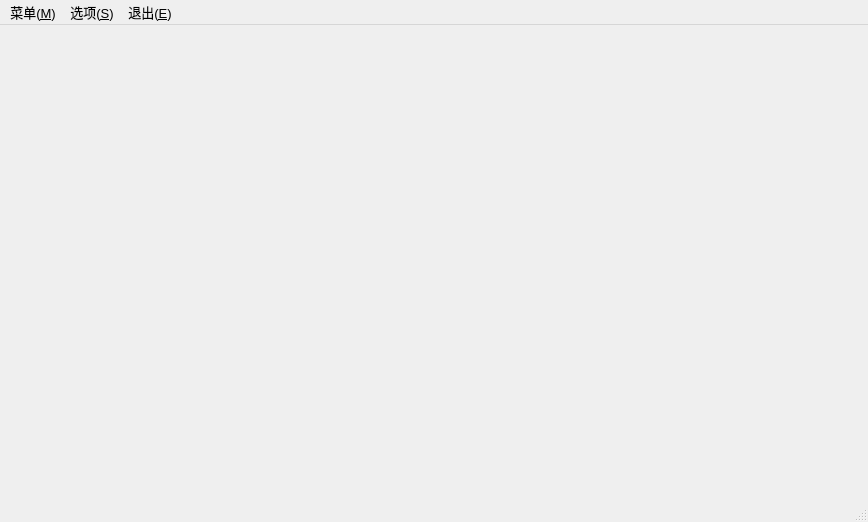
This is src/_APL/SimulateDataToolForm/simulatedatatoolform.ui in QmGohinn/DaDoeiamiSys as Qt 5 draws it before an edit. The edited form follows.
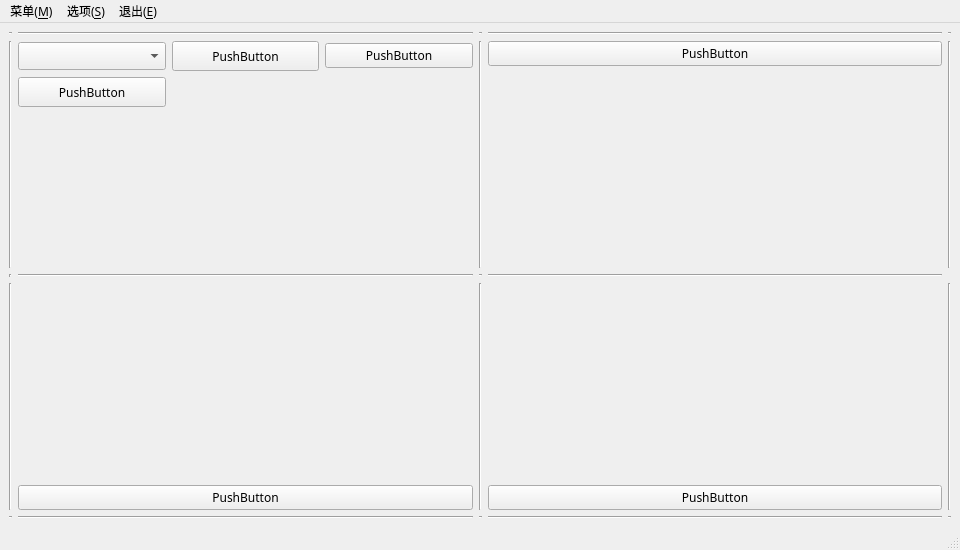
This is the edited form. Icons and pictures are not drawn.

What changed in the file:
```diff
--- a/src/_APL/SimulateDataToolForm/simulatedatatoolform.ui
+++ b/src/_APL/SimulateDataToolForm/simulatedatatoolform.ui
@@ -6,28 +6,334 @@
    <rect>
     <x>0</x>
     <y>0</y>
-    <width>868</width>
-    <height>522</height>
+    <width>960</width>
+    <height>550</height>
    </rect>
   </property>
+  <property name="minimumSize">
+   <size>
+    <width>960</width>
+    <height>550</height>
+   </size>
+  </property>
+  <property name="maximumSize">
+   <size>
+    <width>960</width>
+    <height>550</height>
+   </size>
+  </property>
   <property name="font">
    <font>
-    <pointsize>10</pointsize>
+    <family>JetBrains Mono</family>
+    <pointsize>9</pointsize>
    </font>
   </property>
   <property name="windowTitle">
    <string> 优视数据模拟工具</string>
   </property>
-  <widget class="QWidget" name="centralwidget"/>
+  <property name="windowIcon">
+   <iconset resource="../../../Resource.qrc">
+    <normaloff>:/res/action/tool.ico</normaloff>:/res/action/tool.ico</iconset>
+  </property>
+  <widget class="QWidget" name="centralwidget">
+   <layout class="QGridLayout" name="gridLayout_2">
+    <item row="3" column="1">
+     <layout class="QGridLayout" name="gridLayout_5">
+      <item row="1" column="0">
+       <widget class="QPushButton" name="pushButton_3">
+        <property name="text">
+         <string>PushButton</string>
+        </property>
+       </widget>
+      </item>
+      <item row="0" column="0">
+       <spacer name="verticalSpacer_3">
+        <property name="orientation">
+         <enum>Qt::Vertical</enum>
+        </property>
+        <property name="sizeHint" stdset="0">
+         <size>
+          <width>20</width>
+          <height>40</height>
+         </size>
+        </property>
+       </spacer>
+      </item>
+     </layout>
+    </item>
+    <item row="2" column="3">
+     <widget class="Line" name="line_10">
+      <property name="orientation">
+       <enum>Qt::Horizontal</enum>
+      </property>
+     </widget>
+    </item>
+    <item row="0" column="3">
+     <widget class="Line" name="line_6">
+      <property name="orientation">
+       <enum>Qt::Horizontal</enum>
+      </property>
+     </widget>
+    </item>
+    <item row="2" column="1">
+     <widget class="Line" name="line_9">
+      <property name="orientation">
+       <enum>Qt::Horizontal</enum>
+      </property>
+     </widget>
+    </item>
+    <item row="1" column="1">
+     <layout class="QGridLayout" name="gridLayout">
+      <item row="1" column="0">
+       <widget class="QPushButton" name="pushButton">
+        <property name="minimumSize">
+         <size>
+          <width>0</width>
+          <height>30</height>
+         </size>
+        </property>
+        <property name="text">
+         <string>PushButton</string>
+        </property>
+       </widget>
+      </item>
+      <item row="0" column="1">
+       <widget class="QPushButton" name="pushButton_5">
+        <property name="minimumSize">
+         <size>
+          <width>0</width>
+          <height>30</height>
+         </size>
+        </property>
+        <property name="text">
+         <string>PushButton</string>
+        </property>
+       </widget>
+      </item>
+      <item row="0" column="0">
+       <widget class="QComboBox" name="comboBox">
+        <property name="minimumSize">
+         <size>
+          <width>0</width>
+          <height>28</height>
+         </size>
+        </property>
+       </widget>
+      </item>
+      <item row="2" column="0">
+       <spacer name="verticalSpacer">
+        <property name="orientation">
+         <enum>Qt::Vertical</enum>
+        </property>
+        <property name="sizeHint" stdset="0">
+         <size>
+          <width>20</width>
+          <height>40</height>
+         </size>
+        </property>
+       </spacer>
+      </item>
+      <item row="0" column="2">
+       <widget class="QPushButton" name="pushButton_6">
+        <property name="text">
+         <string>PushButton</string>
+        </property>
+       </widget>
+      </item>
+     </layout>
+    </item>
+    <item row="3" column="3">
+     <layout class="QGridLayout" name="gridLayout_6">
+      <item row="1" column="0">
+       <widget class="QPushButton" name="pushButton_4">
+        <property name="text">
+         <string>PushButton</string>
+        </property>
+       </widget>
+      </item>
+      <item row="0" column="0">
+       <spacer name="verticalSpacer_4">
+        <property name="orientation">
+         <enum>Qt::Vertical</enum>
+        </property>
+        <property name="sizeHint" stdset="0">
+         <size>
+          <width>20</width>
+          <height>40</height>
+         </size>
+        </property>
+       </spacer>
+      </item>
+     </layout>
+    </item>
+    <item row="4" column="3">
+     <widget class="Line" name="line_2">
+      <property name="orientation">
+       <enum>Qt::Horizontal</enum>
+      </property>
+     </widget>
+    </item>
+    <item row="4" column="1">
+     <widget class="Line" name="line">
+      <property name="orientation">
+       <enum>Qt::Horizontal</enum>
+      </property>
+     </widget>
+    </item>
+    <item row="3" column="0">
+     <widget class="Line" name="line_4">
+      <property name="orientation">
+       <enum>Qt::Vertical</enum>
+      </property>
+     </widget>
+    </item>
+    <item row="0" column="1">
+     <widget class="Line" name="line_5">
+      <property name="orientation">
+       <enum>Qt::Horizontal</enum>
+      </property>
+     </widget>
+    </item>
+    <item row="1" column="4">
+     <widget class="Line" name="line_7">
+      <property name="orientation">
+       <enum>Qt::Vertical</enum>
+      </property>
+     </widget>
+    </item>
+    <item row="3" column="4">
+     <widget class="Line" name="line_8">
+      <property name="orientation">
+       <enum>Qt::Vertical</enum>
+      </property>
+     </widget>
+    </item>
+    <item row="1" column="3">
+     <layout class="QGridLayout" name="gridLayout_4">
+      <item row="0" column="0">
+       <widget class="QPushButton" name="pushButton_2">
+        <property name="text">
+         <string>PushButton</string>
+        </property>
+       </widget>
+      </item>
+      <item row="1" column="0">
+       <spacer name="verticalSpacer_2">
+        <property name="orientation">
+         <enum>Qt::Vertical</enum>
+        </property>
+        <property name="sizeHint" stdset="0">
+         <size>
+          <width>20</width>
+          <height>40</height>
+         </size>
+        </property>
+       </spacer>
+      </item>
+     </layout>
+    </item>
+    <item row="1" column="0">
+     <widget class="Line" name="line_3">
+      <property name="orientation">
+       <enum>Qt::Vertical</enum>
+      </property>
+     </widget>
+    </item>
+    <item row="1" column="2">
+     <widget class="Line" name="line_11">
+      <property name="orientation">
+       <enum>Qt::Vertical</enum>
+      </property>
+     </widget>
+    </item>
+    <item row="3" column="2">
+     <widget class="Line" name="line_12">
+      <property name="orientation">
+       <enum>Qt::Vertical</enum>
+      </property>
+     </widget>
+    </item>
+    <item row="2" column="2">
+     <widget class="Line" name="line_13">
+      <property name="orientation">
+       <enum>Qt::Horizontal</enum>
+      </property>
+     </widget>
+    </item>
+    <item row="2" column="0">
+     <widget class="Line" name="line_14">
+      <property name="orientation">
+       <enum>Qt::Vertical</enum>
+      </property>
+     </widget>
+    </item>
+    <item row="4" column="2">
+     <widget class="Line" name="line_15">
+      <property name="orientation">
+       <enum>Qt::Horizontal</enum>
+      </property>
+     </widget>
+    </item>
+    <item row="4" column="0">
+     <widget class="Line" name="line_16">
+      <property name="orientation">
+       <enum>Qt::Horizontal</enum>
+      </property>
+     </widget>
+    </item>
+    <item row="4" column="4">
+     <widget class="Line" name="line_17">
+      <property name="orientation">
+       <enum>Qt::Horizontal</enum>
+      </property>
+     </widget>
+    </item>
+    <item row="0" column="4">
+     <widget class="Line" name="line_18">
+      <property name="orientation">
+       <enum>Qt::Horizontal</enum>
+      </property>
+     </widget>
+    </item>
+    <item row="0" column="2">
+     <widget class="Line" name="line_19">
+      <property name="orientation">
+       <enum>Qt::Horizontal</enum>
+      </property>
+     </widget>
+    </item>
+    <item row="0" column="0">
+     <widget class="Line" name="line_20">
+      <property name="orientation">
+       <enum>Qt::Horizontal</enum>
+      </property>
+     </widget>
+    </item>
+   </layout>
+  </widget>
+  <widget class="QStatusBar" name="statusbar">
+   <property name="toolTip">
+    <string/>
+   </property>
+   <property name="toolTipDuration">
+    <number>-1</number>
+   </property>
+  </widget>
   <widget class="QMenuBar" name="menubar">
    <property name="geometry">
     <rect>
      <x>0</x>
      <y>0</y>
-     <width>868</width>
-     <height>29</height>
+     <width>960</width>
+     <height>25</height>
     </rect>
    </property>
+   <property name="font">
+    <font>
+     <family>JetBrains Mono</family>
+     <pointsize>9</pointsize>
+    </font>
+   </property>
    <widget class="QMenu" name="menu_M">
     <property name="title">
      <string>菜单(&amp;M)</string>
```
Left out of the diff: 10 changed lines with no effect on the pictures.
